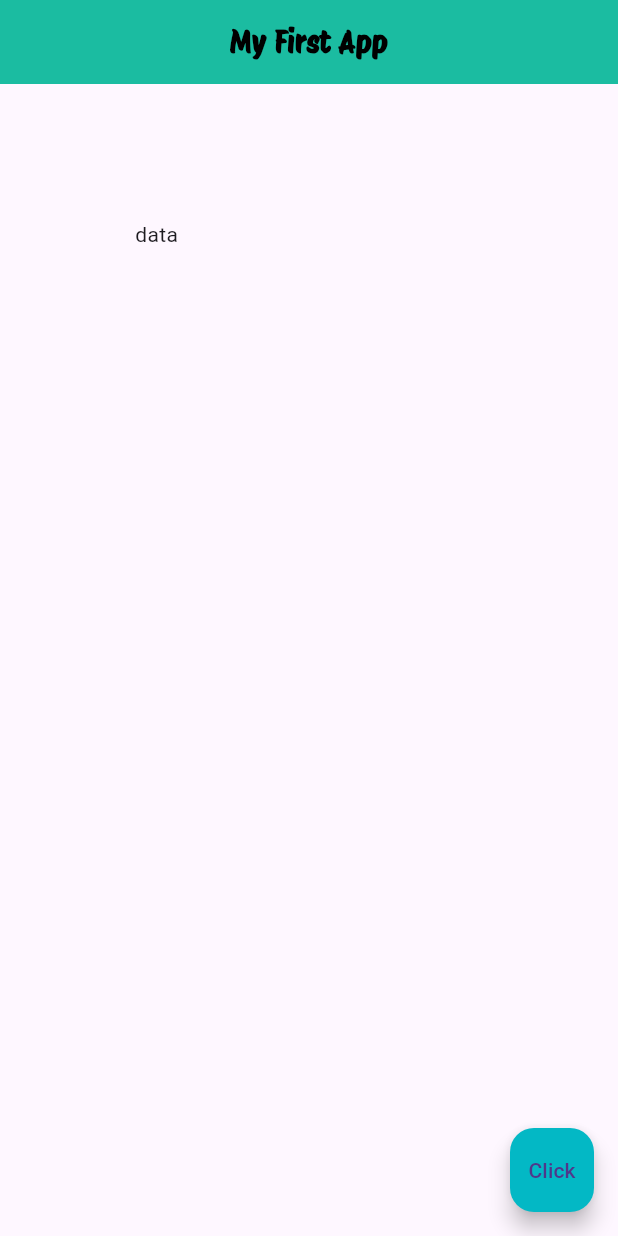
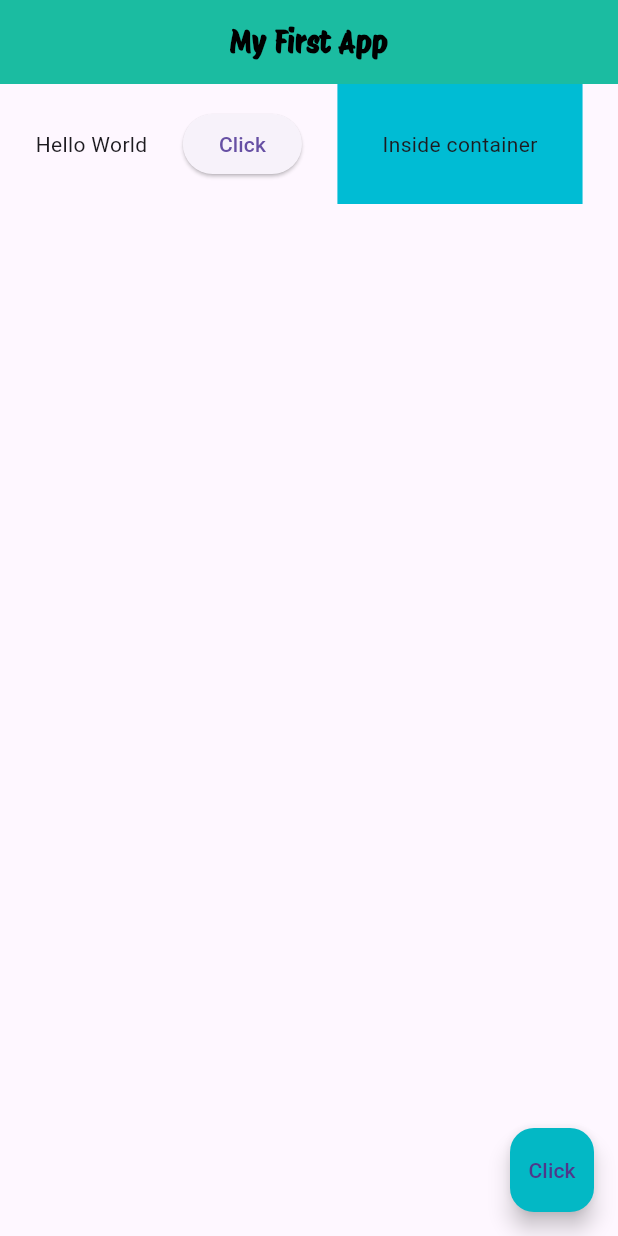
Before and after one commit to GetontoMoses/Flutter-Time-Zone-App, a Flutter app: the screen it shows after launch, on a phone screen of 412 x 824 dp. Run offline on Flutter 3.47's test engine with Material 3 defaults, Android fonts, the phone set to English and light mode, and no system bars.

Commit message:
feat: implementing rows

```diff
--- a/time_zones/lib/main.dart
+++ b/time_zones/lib/main.dart
@@ -28,10 +28,22 @@ class Home extends StatelessWidget {
         centerTitle: true,
         backgroundColor: Color.fromARGB(255, 27, 188, 161),
       ),
-      body: Padding(
-        padding: EdgeInsets.all(90.0),
-        child: Text("data"),
-      ),//cannot apply color and margin to the padding widget
+      body: Row(
+        mainAxisAlignment: MainAxisAlignment.spaceEvenly,//controls alignment along the row--->
+        children: [
+          Text("Hello World"),
+          ElevatedButton(onPressed: () {}, child: Text("Click")),
+          Container(
+            color: Colors.cyan,
+            padding: EdgeInsets.all(30.0),
+            child: Text("Inside container"),
+          )
+        ],
+      ),
+      // Padding(
+      //   padding: EdgeInsets.all(90.0),
+      //   child: Text("data"),
+      //),//cannot apply color and margin to the padding widget
       // Container(
       //   padding: EdgeInsets.all(20.0),
       //   color: Colors.grey[350],
```
